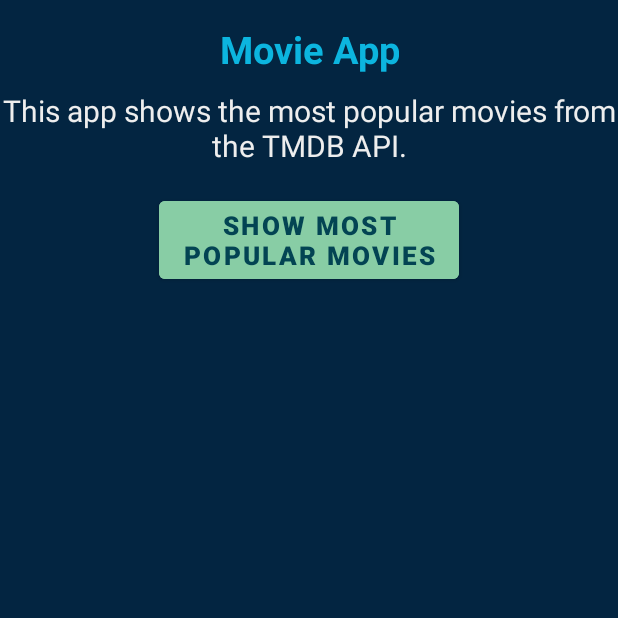
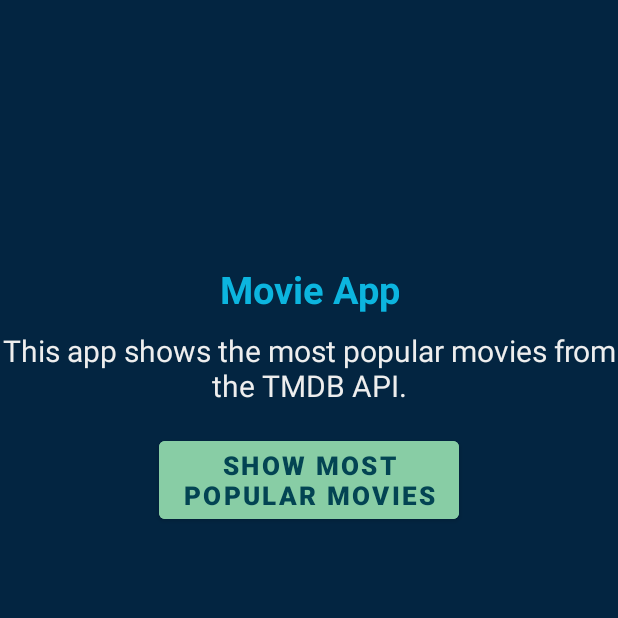
Before and after one commit to FerNoceti/PIL-Movie-App, an Android app: the screen it shows after launch (MenuActivity), on a phone screen of 412 x 824 dp, the top half of it. Run offline under Robolectric (Android 15) with nearby library versions, the phone set to English and light mode, and no system bars.

Commit message:
code clean up

```diff
--- a/app/src/main/java/com/pil/movieapp/database/entity/MovieEntity.kt
+++ b/app/src/main/java/com/pil/movieapp/database/entity/MovieEntity.kt
@@ -2,7 +2,6 @@ package com.pil.movieapp.database.entity
 
 import androidx.room.Entity
 import androidx.room.PrimaryKey
-import com.google.gson.annotations.SerializedName
 
 @Entity(tableName = "movie")
 class MovieEntity(
--- a/app/src/main/java/com/pil/movieapp/database/mapper/MovieMapper.kt
+++ b/app/src/main/java/com/pil/movieapp/database/mapper/MovieMapper.kt
@@ -31,5 +31,5 @@ fun List<MovieEntity>.mapToLocalMovie(): List<Movie> =
             voteAverage = entity.voteAverage,
             voteCount = entity.voteCount,
 
-            )
+        )
     }
--- a/app/src/main/res/layout/activity_main.xml
+++ b/app/src/main/res/layout/activity_main.xml
@@ -12,7 +12,7 @@
         style="@style/TitleStyle"
         android:layout_width="wrap_content"
         android:layout_height="wrap_content"
-        android:layout_marginTop="15dp"
+        android:layout_marginTop="175dp"
         android:text="@string/app_name"
         app:layout_constraintEnd_toEndOf="parent"
         app:layout_constraintStart_toStartOf="parent"
--- a/app/src/main/res/layout/activity_movie.xml
+++ b/app/src/main/res/layout/activity_movie.xml
@@ -30,12 +30,12 @@
         app:layout_constraintTop_toBottomOf="@+id/title" />
 
     <androidx.recyclerview.widget.RecyclerView
-        android:background="@color/background_blue2"
-        android:padding="3dp"
         android:id="@+id/recycler"
         android:layout_width="match_parent"
         android:layout_height="wrap_content"
         android:layout_marginVertical="7dp"
+        android:background="@color/background_blue2"
+        android:padding="3dp"
         app:layout_constraintEnd_toEndOf="parent"
         app:layout_constraintStart_toStartOf="parent"
         app:layout_constraintTop_toBottomOf="@+id/button_back" />
--- a/app/src/main/res/layout/item_recycler.xml
+++ b/app/src/main/res/layout/item_recycler.xml
@@ -69,8 +69,8 @@
         android:layout_height="wrap_content"
         android:layout_marginHorizontal="3dp"
         android:layout_marginEnd="10dp"
+        android:background="@drawable/textview_rounded"
         android:padding="4dp"
-        android:background="@drawable/textview_rounded"
         app:layout_constraintBottom_toBottomOf="@+id/vote_average_text"
         app:layout_constraintEnd_toEndOf="parent"
         app:layout_constraintTop_toTopOf="@+id/vote_average_text"
```
Also changed, not shown: app/src/main/java/com/pil/movieapp/database/MovieDataBase.kt (line endings or trailing spaces), app/src/main/java/com/pil/movieapp/database/MoviesRoomDataBase.kt (line endings or trailing spaces), app/src/main/java/com/pil/movieapp/database/dao/MovieDao.kt (line endings or trailing spaces), app/src/main/java/com/pil/movieapp/mvvm/contract/MenuContract.kt (line endings or trailing spaces), app/src/main/java/com/pil/movieapp/mvvm/contract/MovieContract.kt (line endings or trailing spaces), app/src/main/java/com/pil/movieapp/service/MovieClient.kt (line endings or trailing spaces).
